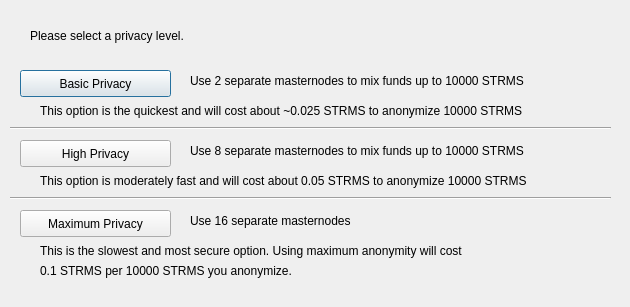
First picture: the form in src/qt/forms/obfuscationconfig.ui, repository cryptopool-builders/Streamies, before the edit.
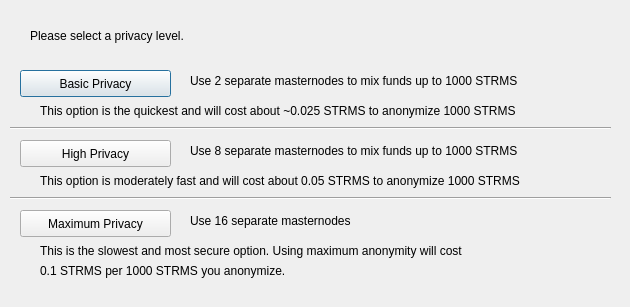
Second picture: the form after the edit.

```diff
--- a/src/qt/forms/obfuscationconfig.ui
+++ b/src/qt/forms/obfuscationconfig.ui
@@ -75,7 +75,7 @@
     </rect>
    </property>
    <property name="text">
-    <string>Use 2 separate masternodes to mix funds up to 10000 STRMS</string>
+    <string>Use 2 separate masternodes to mix funds up to 1000 STRMS</string>
    </property>
   </widget>
   <widget class="QLabel" name="label_3">
@@ -88,7 +88,7 @@
     </rect>
    </property>
    <property name="text">
-    <string>Use 8 separate masternodes to mix funds up to 10000 STRMS</string>
+    <string>Use 8 separate masternodes to mix funds up to 1000 STRMS</string>
    </property>
   </widget>
   <widget class="QLabel" name="label_4">
@@ -114,7 +114,7 @@
     </rect>
    </property>
    <property name="text">
-    <string>This option is the quickest and will cost about ~0.025 STRMS to anonymize 10000 STRMS</string>
+    <string>This option is the quickest and will cost about ~0.025 STRMS to anonymize 1000 STRMS</string>
    </property>
   </widget>
   <widget class="QLabel" name="label_7">
@@ -127,7 +127,7 @@
     </rect>
    </property>
    <property name="text">
-    <string>This option is moderately fast and will cost about 0.05 STRMS to anonymize 10000 STRMS</string>
+    <string>This option is moderately fast and will cost about 0.05 STRMS to anonymize 1000 STRMS</string>
    </property>
   </widget>
   <widget class="QLabel" name="label_8">
@@ -153,7 +153,7 @@
     </rect>
    </property>
    <property name="text">
-    <string>0.1 STRMS per 10000 STRMS you anonymize.</string>
+    <string>0.1 STRMS per 1000 STRMS you anonymize.</string>
    </property>
   </widget>
   <widget class="Line" name="line">
```
